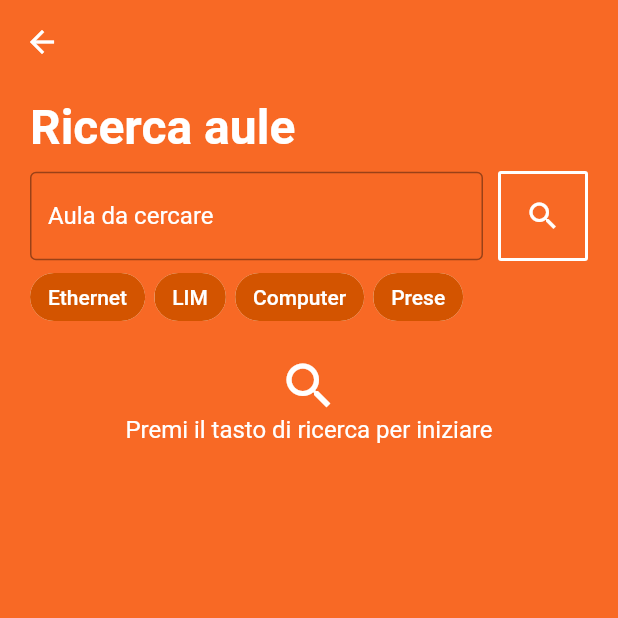
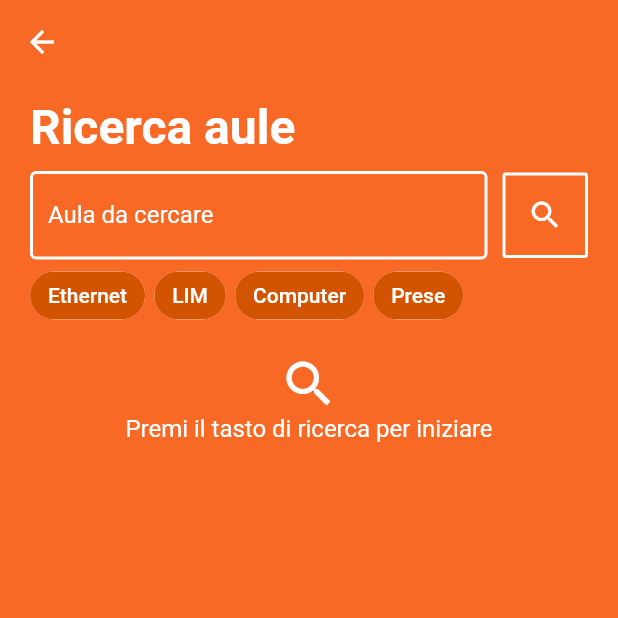
Before and after one commit to is-sobrero/mySobrero, a Flutter app: the RicercaAuleView screen opened directly, on a phone screen of 412 x 824 dp, the top half of it. Run offline on Flutter 3.47's test engine with Material 2 defaults, Android fonts, the phone set to English and light mode, and no system bars; our stand-ins replace auto_size_text, cached_network_image, cloud_firestore, expandable, firebase_analytics, firebase_crashlytics and 9 more; missing offline and left inert: cuberto_bottom_bar, flutter_custom_tabs, flutter_statusbarcolor, launch_review; accounts and stored records are empty.

Commit message:
Rifinimenti UI

```diff
--- a/lib/ricercaaule.dart
+++ b/lib/ricercaaule.dart
@@ -118,6 +118,7 @@ class _RicercaAuleState extends State<RicercaAuleView> with SingleTickerProvider
         child: FilterChip(
           backgroundColor: Color(0xffd35400),
           selectedColor: Color(0xfff39c12),
+          checkmarkColor: Colors.white,
           label: Text(entry.name, style: TextStyle(color: Colors.white)),
           selected: (filterIndex >> entry.offset & 1) > 0,
           onSelected: (bool value) {
@@ -216,17 +217,19 @@ class _RicercaAuleState extends State<RicercaAuleView> with SingleTickerProvider
                                       children: <Widget>[
                                         Expanded(
                                           child: Theme(
-                                            data: Theme.of(context).copyWith(
-                                                accentColor: Colors.white,
+                                            data: ThemeData(
+                                                hintColor: Colors.white,
                                                 primaryColor: Colors.white,
-                                                hintColor: Colors.white,
-                                                cursorColor: Colors.white,
-                                              brightness: Brightness.dark
                                             ),
                                             child: TextField(
+                                              cursorColor: Colors.white,
+                                              style: new TextStyle(color: Colors.white),
                                               decoration: InputDecoration(
                                                 border: OutlineInputBorder(borderSide: BorderSide(color: Colors.white)),
                                                 labelText: 'Aula da cercare',
+                                                enabledBorder: const OutlineInputBorder(
+                                                  borderSide: const BorderSide(color: Colors.white, width: 2),
+                                                ),
                                               ),
                                               controller: _searchController,
                                               //controller: pwrdController,
@@ -236,8 +239,8 @@ class _RicercaAuleState extends State<RicercaAuleView> with SingleTickerProvider
                                         Padding(
                                           padding: EdgeInsets.only(left: 10),
                                           child: Container(
-                                            height: 60,
-                                            width: 60,
+                                            height:  57,
+                                            width: 57,
                                             child: OutlineButton(
                                               borderSide: BorderSide(color: Colors.white, width: 2),
                                               child: Icon(Icons.search, color:  Colors.white,),
```
